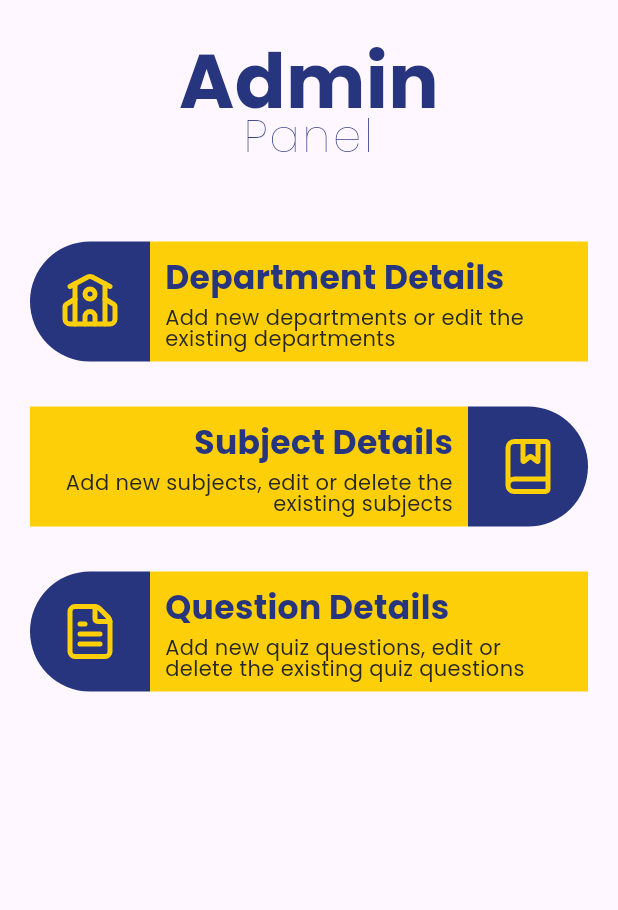
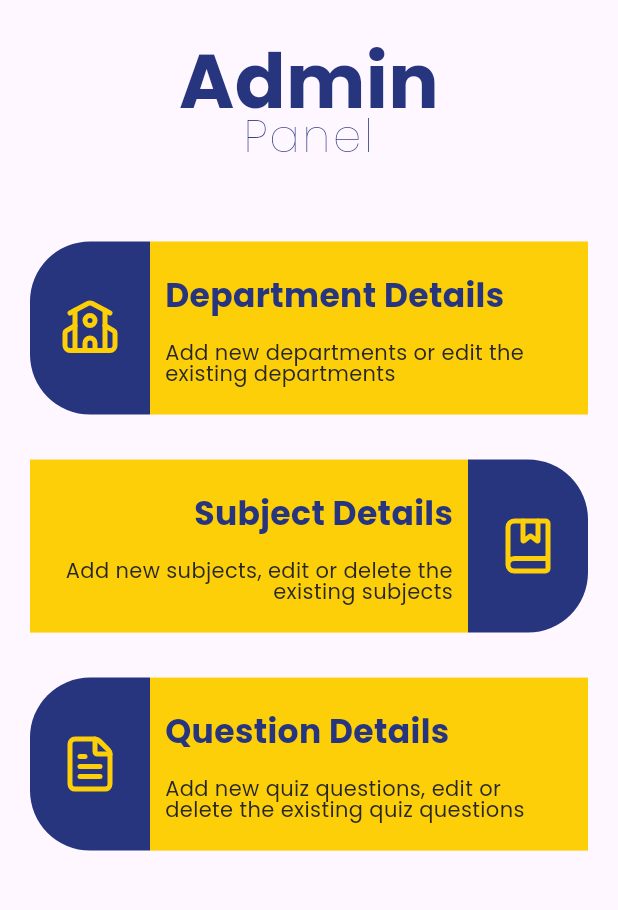
Before and after one commit to gaurav1-9/gcu_knowledge_hub, a Flutter app: the AdminHomepage screen opened by its route, on a phone screen of 412 x 824 dp, the part 120-1030 px from its top. Run offline on Flutter 3.47's test engine with Material 3 defaults, Android fonts, the phone set to English and light mode, and no system bars; our stand-ins replace google_fonts, lucide_icons, shared_preferences; accounts and stored records are empty.

Commit message:
Admin homepage UI bug fixed

```diff
--- a/app_stuffs/lib/widgets/admin_home_menu.dart
+++ b/app_stuffs/lib/widgets/admin_home_menu.dart
@@ -22,7 +22,7 @@ class AdminHomeMenu extends StatelessWidget {
         children: [
           Expanded(
             child: Container(
-              height: 80,
+              height: MediaQuery.of(context).size.height * .14,
               decoration: const BoxDecoration(
                 color: AppColor.jonquil,
               ),
@@ -53,7 +53,7 @@ class AdminHomeMenu extends StatelessWidget {
             ),
           ),
           Container(
-            height: 80,
+            height: MediaQuery.of(context).size.height * .14,
             width: 80,
             decoration: const BoxDecoration(
               color: AppColor.marianBlue,
@@ -74,7 +74,7 @@ class AdminHomeMenu extends StatelessWidget {
       return Row(
         children: [
           Container(
-            height: 80,
+            height: MediaQuery.of(context).size.height * .14,
             width: 80,
             decoration: const BoxDecoration(
               color: AppColor.marianBlue,
@@ -91,7 +91,7 @@ class AdminHomeMenu extends StatelessWidget {
           ),
           Expanded(
             child: Container(
-              height: 80,
+              height: MediaQuery.of(context).size.height * .14,
               decoration: const BoxDecoration(
                 color: AppColor.jonquil,
               ),
```
